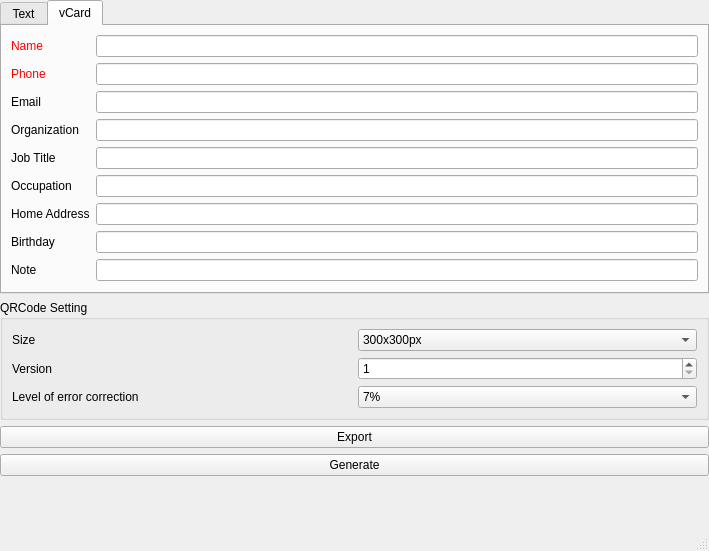
First picture: the form in appmain/mainwindow.ui, repository grit-li/QRcodeGenerator, before the edit.
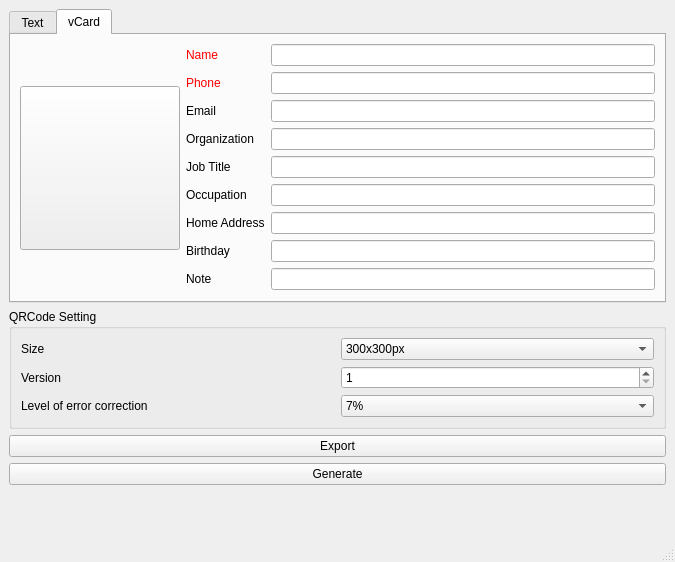
Second picture: the form after the edit. The open tabs and pages were chosen to show the change. Icons and pictures are not drawn.

Commit message: [功能追加]VCard增加photo字段

```diff
--- a/appmain/mainwindow.ui
+++ b/appmain/mainwindow.ui
@@ -6,143 +6,16 @@
    <rect>
     <x>0</x>
     <y>0</y>
-    <width>709</width>
-    <height>551</height>
+    <width>675</width>
+    <height>562</height>
    </rect>
   </property>
   <property name="windowTitle">
    <string>MainWindow</string>
   </property>
   <widget class="QWidget" name="centralwidget">
-   <layout class="QGridLayout" name="gridLayout">
-    <property name="leftMargin">
-     <number>0</number>
-    </property>
-    <property name="topMargin">
-     <number>0</number>
-    </property>
-    <property name="rightMargin">
-     <number>0</number>
-    </property>
-    <item row="5" column="0">
-     <widget class="QPushButton" name="pushButton_export">
-      <property name="text">
-       <string>Export</string>
-      </property>
-     </widget>
-    </item>
-    <item row="6" column="0">
-     <widget class="QPushButton" name="pushButton_generate">
-      <property name="text">
-       <string>Generate</string>
-      </property>
-     </widget>
-    </item>
-    <item row="7" column="0">
-     <widget class="QLabel" name="label_qrcode">
-      <property name="sizePolicy">
-       <sizepolicy hsizetype="Expanding" vsizetype="Expanding">
-        <horstretch>0</horstretch>
-        <verstretch>0</verstretch>
-       </sizepolicy>
-      </property>
-      <property name="text">
-       <string/>
-      </property>
-      <property name="alignment">
-       <set>Qt::AlignCenter</set>
-      </property>
-     </widget>
-    </item>
-    <item row="4" column="0">
-     <widget class="QGroupBox" name="groupBox">
-      <property name="title">
-       <string>QRCode Setting</string>
-      </property>
-      <layout class="QGridLayout" name="gridLayout_3">
-       <item row="2" column="1">
-        <widget class="QComboBox" name="comboBox_qrcode_error_level">
-         <item>
-          <property name="text">
-           <string>7%</string>
-          </property>
-         </item>
-         <item>
-          <property name="text">
-           <string>15%</string>
-          </property>
-         </item>
-         <item>
-          <property name="text">
-           <string>25%</string>
-          </property>
-         </item>
-         <item>
-          <property name="text">
-           <string>30%</string>
-          </property>
-         </item>
-        </widget>
-       </item>
+   <layout class="QGridLayout" name="gridLayout_4">
        <item row="0" column="0">
-        <widget class="QLabel" name="label">
-         <property name="text">
-          <string>Size</string>
-         </property>
-        </widget>
-       </item>
-       <item row="0" column="1">
-        <widget class="QComboBox" name="comboBox_qrcode_size">
-         <item>
-          <property name="text">
-           <string>300x300px</string>
-          </property>
-         </item>
-         <item>
-          <property name="text">
-           <string>400x400px</string>
-          </property>
-         </item>
-         <item>
-          <property name="text">
-           <string>500x500px</string>
-          </property>
-         </item>
-         <item>
-          <property name="text">
-           <string>1000x1000px</string>
-          </property>
-         </item>
-        </widget>
-       </item>
-       <item row="2" column="0">
-        <widget class="QLabel" name="label_3">
-         <property name="text">
-          <string>Level of error correction</string>
-         </property>
-        </widget>
-       </item>
-       <item row="1" column="1">
-        <widget class="QSpinBox" name="spinBox_qrcode_version">
-         <property name="minimum">
-          <number>1</number>
-         </property>
-         <property name="maximum">
-          <number>40</number>
-         </property>
-        </widget>
-       </item>
-       <item row="1" column="0">
-        <widget class="QLabel" name="label_2">
-         <property name="text">
-          <string>Version</string>
-         </property>
-        </widget>
-       </item>
-      </layout>
-     </widget>
-    </item>
-    <item row="3" column="0">
      <widget class="QTabWidget" name="tabWidget_input">
       <property name="sizePolicy">
        <sizepolicy hsizetype="Preferred" vsizetype="Preferred">
@@ -167,58 +40,31 @@
        <attribute name="title">
         <string>vCard</string>
        </attribute>
-       <layout class="QGridLayout" name="gridLayout_4">
-        <item row="1" column="0">
-         <widget class="QLabel" name="label_5">
-          <property name="palette">
-           <palette>
-            <active>
-             <colorrole role="WindowText">
-              <brush brushstyle="SolidPattern">
-               <color alpha="255">
-                <red>255</red>
-                <green>0</green>
-                <blue>0</blue>
-               </color>
-              </brush>
-             </colorrole>
-            </active>
-            <inactive>
-             <colorrole role="WindowText">
-              <brush brushstyle="SolidPattern">
-               <color alpha="255">
-                <red>255</red>
-                <green>0</green>
-                <blue>0</blue>
-               </color>
-              </brush>
-             </colorrole>
-            </inactive>
-            <disabled>
-             <colorrole role="WindowText">
-              <brush brushstyle="SolidPattern">
-               <color alpha="255">
-                <red>120</red>
-                <green>120</green>
-                <blue>120</blue>
-               </color>
-              </brush>
-             </colorrole>
-            </disabled>
-           </palette>
+       <layout class="QHBoxLayout" name="horizontalLayout">
+        <item>
+         <widget class="QPushButton" name="pushButton_vcard_photo">
+          <property name="sizePolicy">
+           <sizepolicy hsizetype="Minimum" vsizetype="Fixed">
+            <horstretch>0</horstretch>
+            <verstretch>0</verstretch>
+           </sizepolicy>
           </property>
-          <property name="text">
-           <string>Phone</string>
+          <property name="minimumSize">
+           <size>
+            <width>160</width>
+            <height>164</height>
+           </size>
           </property>
-         </widget>
-        </item>
-        <item row="8" column="2">
-         <widget class="QLineEdit" name="lineEdit_vcard_birthday">
+          <property name="styleSheet">
+           <string notr="true">border-image: url(:/image/resource/vCord_photo.png);</string>
+          </property>
           <property name="text">
            <string/>
           </property>
          </widget>
         </item>
+        <item>
+         <layout class="QGridLayout" name="gridLayout">
         <item row="0" column="0">
          <widget class="QLabel" name="label_4">
           <property name="palette">
@@ -263,113 +109,284 @@
           </property>
          </widget>
         </item>
-        <item row="7" column="0">
-         <widget class="QLabel" name="label_8">
-          <property name="text">
-           <string>Home Address</string>
-          </property>
-         </widget>
-        </item>
-        <item row="9" column="0">
-         <widget class="QLabel" name="label_10">
-          <property name="text">
-           <string>Note</string>
-          </property>
-         </widget>
-        </item>
-        <item row="5" column="2">
-         <widget class="QLineEdit" name="lineEdit_vcard_job_title">
-          <property name="text">
-           <string/>
-          </property>
-         </widget>
-        </item>
-        <item row="8" column="0">
-         <widget class="QLabel" name="label_9">
-          <property name="text">
-           <string>Birthday</string>
-          </property>
-         </widget>
-        </item>
-        <item row="0" column="2">
+          <item row="0" column="1">
          <widget class="QLineEdit" name="lineEdit_vcard_name">
           <property name="text">
            <string/>
           </property>
          </widget>
         </item>
-        <item row="4" column="0">
+          <item row="1" column="0">
+           <widget class="QLabel" name="label_5">
+            <property name="palette">
+             <palette>
+              <active>
+               <colorrole role="WindowText">
+                <brush brushstyle="SolidPattern">
+                 <color alpha="255">
+                  <red>255</red>
+                  <green>0</green>
+                  <blue>0</blue>
+                 </color>
+                </brush>
+               </colorrole>
+              </active>
+              <inactive>
+               <colorrole role="WindowText">
+                <brush brushstyle="SolidPattern">
+                 <color alpha="255">
+                  <red>255</red>
+                  <green>0</green>
+                  <blue>0</blue>
+                 </color>
+                </brush>
+               </colorrole>
+              </inactive>
+              <disabled>
+               <colorrole role="WindowText">
+                <brush brushstyle="SolidPattern">
+                 <color alpha="255">
+                  <red>120</red>
+                  <green>120</green>
+                  <blue>120</blue>
+                 </color>
+                </brush>
+               </colorrole>
+              </disabled>
+             </palette>
+            </property>
+            <property name="text">
+             <string>Phone</string>
+            </property>
+           </widget>
+          </item>
+          <item row="1" column="1">
+           <widget class="QLineEdit" name="lineEdit_vcard_phone">
+            <property name="text">
+             <string/>
+            </property>
+           </widget>
+          </item>
+          <item row="2" column="0">
+           <widget class="QLabel" name="label_6">
+            <property name="text">
+             <string>Email</string>
+            </property>
+           </widget>
+          </item>
+          <item row="2" column="1">
+           <widget class="QLineEdit" name="lineEdit_vcard_email">
+            <property name="text">
+             <string/>
+            </property>
+           </widget>
+          </item>
+          <item row="3" column="0">
          <widget class="QLabel" name="label_7">
           <property name="text">
            <string>Organization</string>
           </property>
          </widget>
         </item>
-        <item row="6" column="0">
+          <item row="3" column="1">
+           <widget class="QLineEdit" name="lineEdit_vcard_organization">
+            <property name="text">
+             <string/>
+            </property>
+           </widget>
+          </item>
+          <item row="4" column="0">
+           <widget class="QLabel" name="label_11">
+            <property name="text">
+             <string>Job Title</string>
+            </property>
+           </widget>
+          </item>
+          <item row="4" column="1">
+           <widget class="QLineEdit" name="lineEdit_vcard_job_title">
+            <property name="text">
+             <string/>
+            </property>
+           </widget>
+          </item>
+          <item row="5" column="0">
          <widget class="QLabel" name="label_12">
           <property name="text">
            <string>Occupation</string>
           </property>
          </widget>
         </item>
-        <item row="7" column="2">
+          <item row="5" column="1">
+           <widget class="QLineEdit" name="lineEdit_vcard_occupation">
+            <property name="text">
+             <string/>
+            </property>
+           </widget>
+          </item>
+          <item row="6" column="0">
+           <widget class="QLabel" name="label_8">
+            <property name="text">
+             <string>Home Address</string>
+            </property>
+           </widget>
+          </item>
+          <item row="6" column="1">
          <widget class="QLineEdit" name="lineEdit_vcard_home_address">
           <property name="text">
            <string/>
           </property>
          </widget>
         </item>
-        <item row="9" column="2">
+          <item row="7" column="0">
+           <widget class="QLabel" name="label_9">
+            <property name="text">
+             <string>Birthday</string>
+            </property>
+           </widget>
+          </item>
+          <item row="7" column="1">
+           <widget class="QLineEdit" name="lineEdit_vcard_birthday">
+            <property name="text">
+             <string/>
+            </property>
+           </widget>
+          </item>
+          <item row="8" column="0">
+           <widget class="QLabel" name="label_10">
+            <property name="text">
+             <string>Note</string>
+            </property>
+           </widget>
+          </item>
+          <item row="8" column="1">
          <widget class="QLineEdit" name="lineEdit_vcard_note">
           <property name="text">
            <string/>
           </property>
          </widget>
         </item>
-        <item row="2" column="0">
-         <widget class="QLabel" name="label_6">
+         </layout>
+        </item>
+       </layout>
+      </widget>
+     </widget>
+    </item>
+    <item row="1" column="0">
+     <widget class="QGroupBox" name="groupBox">
+      <property name="title">
+       <string>QRCode Setting</string>
+      </property>
+      <layout class="QGridLayout" name="gridLayout_3">
+       <item row="0" column="0">
+        <widget class="QLabel" name="label">
           <property name="text">
-           <string>Email</string>
+          <string>Size</string>
           </property>
          </widget>
         </item>
-        <item row="2" column="2">
-         <widget class="QLineEdit" name="lineEdit_vcard_email">
-          <property name="text">
-           <string/>
-          </property>
-         </widget>
-        </item>
-        <item row="6" column="2">
-         <widget class="QLineEdit" name="lineEdit_vcard_occupation">
+       <item row="1" column="1">
+        <widget class="QSpinBox" name="spinBox_qrcode_version">
+         <property name="minimum">
+          <number>1</number>
+         </property>
+         <property name="maximum">
+          <number>40</number>
+         </property>
+        </widget>
+       </item>
+       <item row="2" column="0">
+        <widget class="QLabel" name="label_3">
           <property name="text">
-           <string/>
+          <string>Level of error correction</string>
           </property>
          </widget>
         </item>
-        <item row="5" column="0">
-         <widget class="QLabel" name="label_11">
+       <item row="0" column="1">
+        <widget class="QComboBox" name="comboBox_qrcode_size">
+         <item>
           <property name="text">
-           <string>Job Title</string>
+           <string>300x300px</string>
           </property>
-         </widget>
-        </item>
-        <item row="4" column="2">
-         <widget class="QLineEdit" name="lineEdit_vcard_organization">
+         </item>
+         <item>
+          <property name="text">
+           <string>400x400px</string>
+          </property>
+         </item>
+         <item>
+          <property name="text">
+           <string>500x500px</string>
+          </property>
+         </item>
+         <item>
+          <property name="text">
+           <string>1000x1000px</string>
+          </property>
+         </item>
+        </widget>
+       </item>
+       <item row="1" column="0">
+        <widget class="QLabel" name="label_2">
           <property name="text">
-           <string/>
+          <string>Version</string>
           </property>
          </widget>
         </item>
-        <item row="1" column="2">
-         <widget class="QLineEdit" name="lineEdit_vcard_phone">
+       <item row="2" column="1">
+        <widget class="QComboBox" name="comboBox_qrcode_error_level">
+         <item>
           <property name="text">
-           <string/>
+           <string>7%</string>
           </property>
+         </item>
+         <item>
+          <property name="text">
+           <string>15%</string>
+          </property>
+         </item>
+         <item>
+          <property name="text">
+           <string>25%</string>
+          </property>
+         </item>
+         <item>
+          <property name="text">
+           <string>30%</string>
+          </property>
+         </item>
          </widget>
         </item>
        </layout>
       </widget>
+    </item>
+    <item row="2" column="0">
+     <widget class="QPushButton" name="pushButton_export">
+      <property name="text">
+       <string>Export</string>
+      </property>
+     </widget>
+    </item>
+    <item row="3" column="0">
+     <widget class="QPushButton" name="pushButton_generate">
+      <property name="text">
+       <string>Generate</string>
+      </property>
+     </widget>
+    </item>
+    <item row="4" column="0">
+     <widget class="QLabel" name="label_qrcode">
+      <property name="sizePolicy">
+       <sizepolicy hsizetype="Expanding" vsizetype="Expanding">
+        <horstretch>0</horstretch>
+        <verstretch>0</verstretch>
+       </sizepolicy>
+      </property>
+      <property name="text">
+       <string/>
+      </property>
+      <property name="alignment">
+       <set>Qt::AlignCenter</set>
+      </property>
      </widget>
     </item>
    </layout>
```
Left out of the diff: 4 changed lines with no effect on the pictures. Lines whose indentation alone changed are shown as unchanged. The commit also changes 5 other files.
